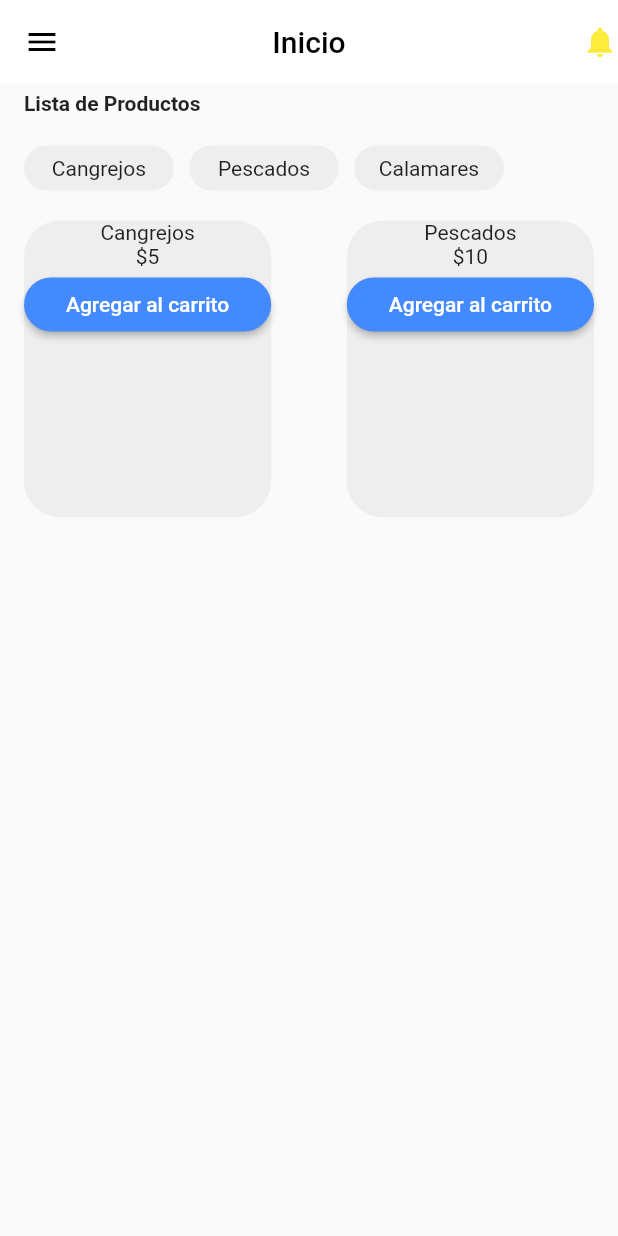
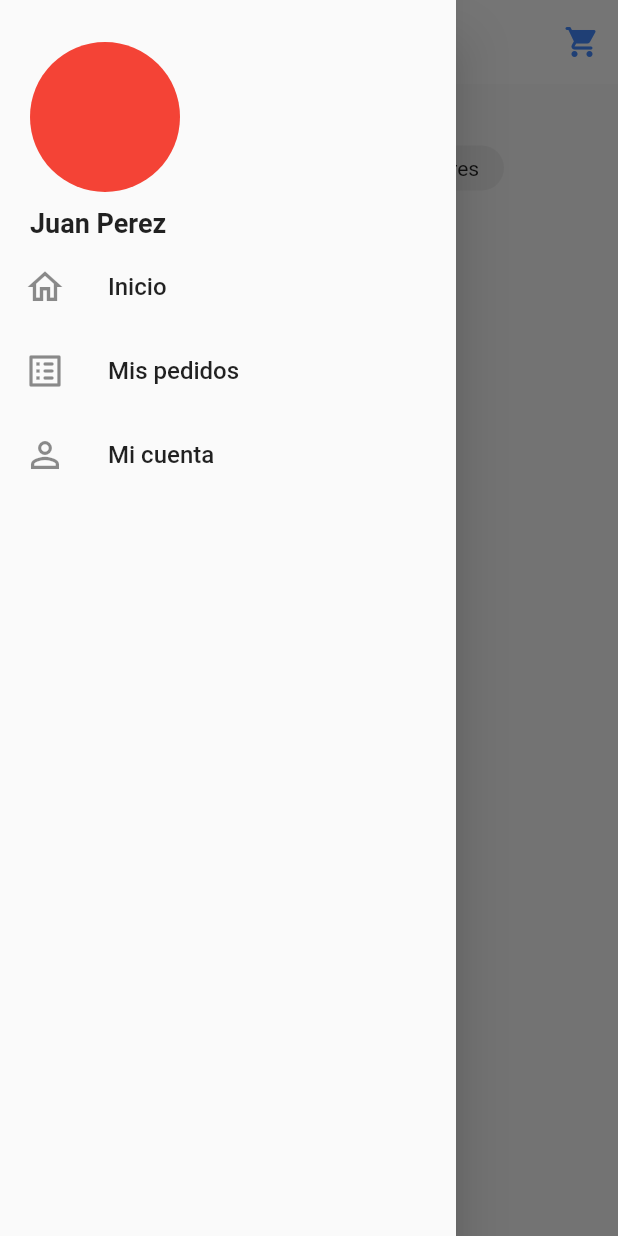
Before and after one commit to LianMejia/sistema_inventario, a Flutter app: the HomeScreen screen opened by its route, with the side drawer open (before the commit the screen has no drawer), on a phone screen of 412 x 824 dp. Run offline on Flutter 3.47's test engine with Material 2 defaults, Android fonts, the phone set to English and light mode, and no system bars; our stand-ins replace badges.

Commit message:
Se creo el drawer y pantalla de carrito

```diff
--- a/sistema_inventario/lib/routes/routes.dart
+++ b/sistema_inventario/lib/routes/routes.dart
@@ -1,6 +1,8 @@
 import 'package:flutter/cupertino.dart';
+import 'package:sistema_inventario/screens/carrito_screen.dart';
 import 'package:sistema_inventario/screens/home_screen.dart';
 import 'package:sistema_inventario/screens/login_screen.dart';
+import 'package:sistema_inventario/screens/pedidos_screen.dart';
 import 'package:sistema_inventario/screens/principal_screen_bnb.dart';
 import 'package:sistema_inventario/screens/register_screen.dart';
 
@@ -10,5 +12,7 @@ Map<String, WidgetBuilder> getRoutes() {
     'registerScreen': (BuildContext context) => RegisterScreen(),
     'home': (BuildContext context) => HomeScreen(),
     'principalScreen': (BuildContext context) => PrincipalScreenBnb(),
+    'misPedidos': (BuildContext context) => MisPedidos(),
+    'carrito': (BuildContext context) => CarritoCompras(),
   };
 }
--- a/sistema_inventario/lib/screens/home_screen.dart
+++ b/sistema_inventario/lib/screens/home_screen.dart
@@ -1,28 +1,97 @@
+import 'package:flutter/cupertino.dart';
 import 'package:flutter/material.dart';
+import 'package:flutter/painting.dart';
+
+import 'package:badges/badges.dart';
 
 class HomeScreen extends StatelessWidget {
   @override
   Widget build(BuildContext context) {
     return Scaffold(
       appBar: AppBar(
-        leading: Icon(
-          Icons.menu,
-          color: Colors.black,
-        ),
         backgroundColor: Colors.white,
+        iconTheme: const IconThemeData(color: Colors.black),
         elevation: 0,
-        automaticallyImplyLeading: false,
         title: const Text(
           'Inicio',
           style: TextStyle(color: Colors.black),
         ),
         centerTitle: true,
         actions: [
-          Icon(
-            Icons.notifications,
-            color: Colors.yellow,
-          )
+          IconButton(
+              onPressed: () {
+                Navigator.pushReplacementNamed(context, 'carrito');
+              },
+              icon: const Icon(
+                Icons.shopping_cart_rounded,
+                color: Colors.blueAccent,
+              )),
         ],
+      ),
+      drawer: Drawer(
+        child: Container(
+          margin: const EdgeInsets.symmetric(vertical: 28),
+          child: Column(
+            crossAxisAlignment: CrossAxisAlignment.start,
+            children: [
+              Container(
+                  margin: const EdgeInsets.only(left: 20),
+                  width: 100,
+                  height: 100,
+                  decoration: BoxDecoration(
+                      color: Colors.red,
+                      borderRadius: BorderRadius.circular(100))),
+              const SizedBox(
+                height: 10,
+              ),
+              Container(
+                margin: const EdgeInsets.only(left: 20),
+                child: const Text(
+                  'Juan Perez',
+                  style: TextStyle(fontSize: 18, fontWeight: FontWeight.bold),
+                ),
+              ),
+              const SizedBox(
+                height: 4,
+              ),
+              ListTile(
+                leading: const Icon(
+                  Icons.home_outlined,
+                  size: 28,
+                ),
+                title: const Text(
+                  'Inicio',
+                  style: TextStyle(fontSize: 16),
+                ),
+                onTap: () {},
+              ),
+              ListTile(
+                leading: const Icon(
+                  Icons.list_alt_rounded,
+                  size: 28,
+                ),
+                title: const Text(
+                  'Mis pedidos',
+                  style: TextStyle(fontSize: 16),
+                ),
+                onTap: () {
+                  Navigator.pushReplacementNamed(context, 'misPedidos');
+                },
+              ),
+              ListTile(
+                leading: const Icon(
+                  Icons.person_outline,
+                  size: 28,
+                ),
+                title: const Text(
+                  'Mi cuenta',
+                  style: TextStyle(fontSize: 16),
+                ),
+                onTap: () {},
+              )
+            ],
+          ),
+        ),
       ),
       body: ContainerHomeScreen(),
     );
@@ -93,14 +162,36 @@ class ContainerHomeScreen extends StatelessWidget {
             mainAxisAlignment: MainAxisAlignment.spaceBetween,
             children: [
               Container(
+                padding: const EdgeInsets.only(bottom: 6),
                 decoration: BoxDecoration(
                     color: Colors.grey[200],
-                    borderRadius: const BorderRadius.all(Radius.circular(24))),
+                    borderRadius: const BorderRadius.all(Radius.circular(18))),
                 width: size.width * 0.40,
-                height: size.height * 0.24,
                 child: Column(
                   children: [
-                    const Text('Cangrejos'),
+                    ClipRRect(
+                      borderRadius: const BorderRadius.only(
+                          topLeft: Radius.circular(18),
+                          topRight: Radius.circular(18)),
+                      child: Container(
+                        decoration: const BoxDecoration(
+                            borderRadius: BorderRadius.only(
+                                topLeft: Radius.circular(18),
+                                topRight: Radius.circular(18))),
+                        width: double.infinity,
+                        child: Image.asset('assets/cangrejos.jpg'),
+                      ),
+                    ),
+                    const SizedBox(
+                      height: 4,
+                    ),
+                    const Text(
+                      'Cangrejos',
+                      style: TextStyle(fontWeight: FontWeight.bold),
+                    ),
+                    const SizedBox(
+                      height: 4,
+                    ),
                     const Text('\$5'),
                     MaterialButton(
                       onPressed: () {},
@@ -115,29 +206,6 @@ class ContainerHomeScreen extends StatelessWidget {
                   ],
                 ),
               ),
-              Container(
-                decoration: BoxDecoration(
-                    color: Colors.grey[200],
-                    borderRadius: const BorderRadius.all(Radius.circular(24))),
-                width: size.width * 0.40,
-                height: size.height * 0.24,
-                child: Column(
-                  children: [
-                    const Text('Pescados'),
-                    const Text('\$10'),
-                    MaterialButton(
-                      onPressed: () {},
-                      color: Colors.blueAccent,
-                      shape: const StadiumBorder(),
-                      child: const Text(
-                        'Agregar al carrito',
-                        style: TextStyle(color: Colors.white),
-                      ),
-                      minWidth: double.infinity,
-                    ),
-                  ],
-                ),
-              )
             ],
           )
         ],
--- a/sistema_inventario/lib/screens/login_screen.dart
+++ b/sistema_inventario/lib/screens/login_screen.dart
@@ -74,10 +74,10 @@ class ContainerLogin extends StatelessWidget {
           ),
           MaterialButton(
             onPressed: () {
-              Navigator.pushReplacementNamed(context, 'principalScreen');
+              Navigator.pushReplacementNamed(context, 'home');
             },
             height: 40,
-            color: Colors.blue,
+            color: Colors.blueAccent,
             shape: const StadiumBorder(),
             child: const Text(
               'Iniciar Sesion',
--- a/sistema_inventario/pubspec.yaml
+++ b/sistema_inventario/pubspec.yaml
@@ -46,6 +46,7 @@ dev_dependencies:
   # package. See that file for information about deactivating specific lint
   # rules and activating additional ones.
   flutter_lints: ^1.0.0
+  badges: ^2.0.3
 
 # For information on the generic Dart part of this file, see the
 # following page: https://dart.dev/tools/pub/pubspec
@@ -59,8 +60,8 @@ flutter:
   uses-material-design: true
 
   # To add assets to your application, add an assets section, like this:
-  # assets:
-  #   - images/a_dot_burr.jpeg
+  assets:
+    - assets/
   #   - images/a_dot_ham.jpeg
 
   # An image asset can refer to one or more resolution-specific "variants", see
```
Also changed, not shown: sistema_inventario/lib/screens/carrito_screen.dart (added, +121 -0 lines), sistema_inventario/lib/screens/pedidos_screen.dart (added, +24 -0 lines), sistema_inventario/assets/cangrejos.jpg (added), sistema_inventario/pubspec.lock, 2 other files.
